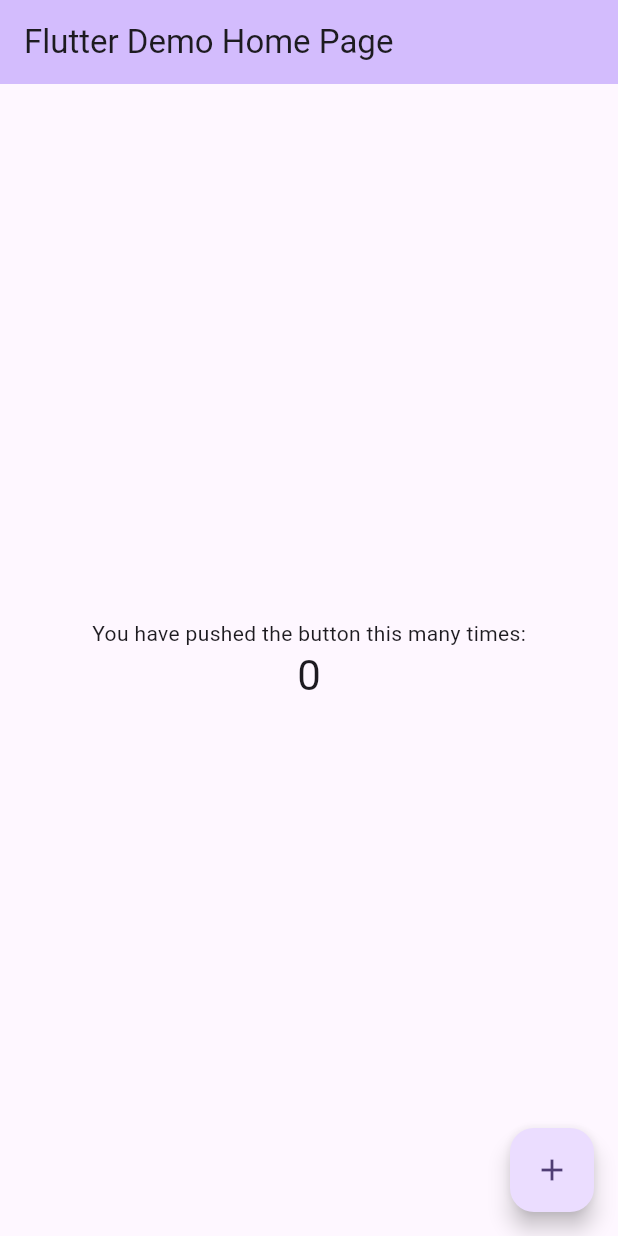
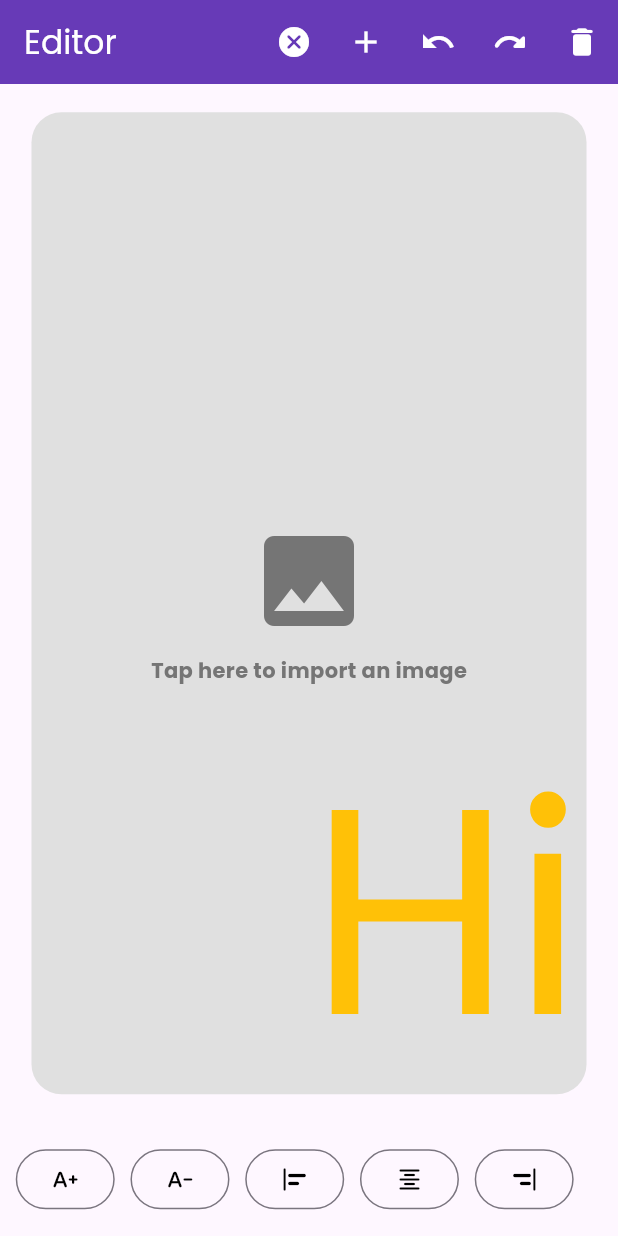
Before and after one commit to OnkarSagare27/image-text-editor, a Flutter app: the screen it shows after launch, on a phone screen of 412 x 824 dp. Run offline on Flutter 3.47's test engine with Material 3 defaults, Android fonts, the phone set to English and light mode, and no system bars; our stand-ins replace flutter_screenutil, google_fonts, image_picker, permission_handler.

Commit message:
Image picker, provider and Buttons

```diff
--- a/lib/main.dart
+++ b/lib/main.dart
@@ -1,4 +1,10 @@
 import 'package:flutter/material.dart';
+import 'package:flutter/services.dart';
+import 'package:flutter_screenutil/flutter_screenutil.dart';
+import 'package:google_fonts/google_fonts.dart';
+import 'package:image_editor/providers/edit_provider.dart';
+import 'package:image_editor/screens/home_screen.dart';
+import 'package:provider/provider.dart';
 
 void main() {
   runApp(const MyApp());
@@ -9,60 +15,34 @@ class MyApp extends StatelessWidget {
 
   @override
   Widget build(BuildContext context) {
-    return MaterialApp(
-      title: 'Flutter Demo',
-      theme: ThemeData(
-        colorScheme: ColorScheme.fromSeed(seedColor: Colors.deepPurple),
-        useMaterial3: true,
+    SystemChrome.setPreferredOrientations(
+        [DeviceOrientation.portraitUp, DeviceOrientation.portraitDown]);
+    SystemChrome.setSystemUIOverlayStyle(
+      SystemUiOverlayStyle.light.copyWith(
+        systemNavigationBarIconBrightness: Brightness.light,
+        statusBarIconBrightness: Brightness.light,
+        statusBarColor: Colors.transparent,
       ),
-      home: const MyHomePage(title: 'Flutter Demo Home Page'),
     );
-  }
-}
-
-class MyHomePage extends StatefulWidget {
-  const MyHomePage({super.key, required this.title});
-
-  final String title;
-
-  @override
-  State<MyHomePage> createState() => _MyHomePageState();
-}
-
-class _MyHomePageState extends State<MyHomePage> {
-  int _counter = 0;
-
-  void _incrementCounter() {
-    setState(() {
-      _counter++;
-    });
-  }
-
-  @override
-  Widget build(BuildContext context) {
-    return Scaffold(
-      appBar: AppBar(
-        backgroundColor: Theme.of(context).colorScheme.inversePrimary,
-        title: Text(widget.title),
-      ),
-      body: Center(
-        child: Column(
-          mainAxisAlignment: MainAxisAlignment.center,
-          children: <Widget>[
-            const Text(
-              'You have pushed the button this many times:',
-            ),
-            Text(
-              '$_counter',
-              style: Theme.of(context).textTheme.headlineMedium,
-            ),
-          ],
+    return ScreenUtilInit(
+      designSize: const Size(392.7, 872.7),
+      builder: (context, child) => MultiProvider(
+        providers: [
+          ChangeNotifierProvider(create: (context) => EditProvider())
+        ],
+        child: MaterialApp(
+          title: 'Editor',
+          debugShowCheckedModeBanner: false,
+          theme: ThemeData(
+            fontFamily: GoogleFonts.poppins().fontFamily,
+            colorScheme: ColorScheme.fromSeed(seedColor: Colors.deepPurple),
+            useMaterial3: true,
+          ),
+          initialRoute: 'home',
+          routes: {
+            'home': (context) => const HomeScreen(),
+          },
         ),
-      ),
-      floatingActionButton: FloatingActionButton(
-        onPressed: _incrementCounter,
-        tooltip: 'Increment',
-        child: const Icon(Icons.add),
       ),
     );
   }
--- /dev/null
+++ b/lib/models/text_model.dart
@@ -0,0 +1,23 @@
+import 'package:flutter/material.dart';
+
+class TextModel {
+  final Pos pos;
+  final String content;
+  final TextStyle style;
+
+  TextModel({
+    required this.pos,
+    required this.content,
+    required this.style,
+  });
+}
+
+class Pos {
+  final double x;
+  final double y;
+
+  Pos({
+    required this.x,
+    required this.y,
+  });
+}
--- /dev/null
+++ b/lib/providers/edit_provider.dart
@@ -0,0 +1,15 @@
+import 'dart:io';
+import 'package:flutter/material.dart';
+import 'package:image_editor/utils/utils.dart';
+
+class EditProvider extends ChangeNotifier {
+  File? _image;
+  File? get image => _image;
+
+  // A function to select an image from the Gallery
+
+  void selectImage(context) async {
+    _image = await pickImage(context);
+    notifyListeners();
+  }
+}
--- /dev/null
+++ b/lib/screens/home_screen.dart
@@ -0,0 +1,166 @@
+import 'package:flutter/material.dart';
+import 'package:flutter_screenutil/flutter_screenutil.dart';
+import 'package:image_editor/providers/edit_provider.dart';
+import 'package:image_editor/widgets/custom_outlined_button.dart';
+import 'package:image_editor/widgets/drag.dart';
+import 'package:provider/provider.dart';
+
+class HomeScreen extends StatefulWidget {
+  const HomeScreen({super.key});
+
+  @override
+  State<HomeScreen> createState() => _HomeScreenState();
+}
+
+class _HomeScreenState extends State<HomeScreen> {
+  @override
+  Widget build(BuildContext context) {
+    return Consumer<EditProvider>(
+      builder: (context, editProvider, child) => Scaffold(
+        appBar: AppBar(
+          actions: [
+            IconButton(
+              tooltip: 'Reset',
+              onPressed: () {},
+              icon: const Icon(
+                Icons.cancel_rounded,
+                color: Colors.white,
+              ),
+            ),
+            IconButton(
+              tooltip: 'Add',
+              onPressed: () {},
+              icon: const Icon(
+                Icons.add,
+                color: Colors.white,
+              ),
+            ),
+            IconButton(
+              tooltip: 'Undo',
+              onPressed: () {},
+              icon: const Icon(
+                Icons.undo_outlined,
+                color: Colors.white,
+              ),
+            ),
+            IconButton(
+              tooltip: 'Redo',
+              onPressed: () {},
+              icon: const Icon(
+                Icons.redo_rounded,
+                color: Colors.white,
+              ),
+            ),
+            IconButton(
+              tooltip: 'Delete',
+              onPressed: () {},
+              icon: const Icon(
+                Icons.delete_rounded,
+                color: Colors.white,
+              ),
+            ),
+          ],
+          title: const Text(
+            'Editor',
+            style: TextStyle(color: Colors.white),
+          ),
+          backgroundColor: Colors.deepPurple,
+          elevation: 0,
+          surfaceTintColor: Colors.transparent,
+        ),
+        body: Column(
+          crossAxisAlignment: CrossAxisAlignment.center,
+          children: [
+            Expanded(
+              child: GestureDetector(
+                onTap: () => editProvider.image == null
+                    ? editProvider.selectImage(context)
+                    : null,
+                child: Stack(children: [
+                  Container(
+                    height: double.infinity,
+                    width: double.infinity,
+                    margin:
+                        EdgeInsets.symmetric(horizontal: 20.w, vertical: 20.h),
+                    decoration: BoxDecoration(
+                      color: Colors.grey[300],
+                      borderRadius: BorderRadius.circular(20),
+                    ),
+                    child: ClipRRect(
+                      borderRadius: BorderRadius.circular(20),
+                      child: editProvider.image == null
+                          ? Center(
+                              child: Column(
+                                mainAxisAlignment: MainAxisAlignment.center,
+                                children: [
+                                  Icon(
+                                    Icons.image,
+                                    color: Colors.grey[600],
+                                    size: 80,
+                                  ),
+                                  SizedBox(
+                                    height: 10.h,
+                                  ),
+                                  Text(
+                                    'Tap here to import an image',
+                                    style: TextStyle(
+                                        color: Colors.grey[600],
+                                        fontWeight: FontWeight.bold),
+                                  )
+                                ],
+                              ),
+                            )
+                          : Image.file(
+                              editProvider.image!,
+                              fit: BoxFit.contain,
+                            ),
+                    ),
+                  ),
+                  DraggableTextWidget(
+                      text: 'Hi',
+                      textStyle: TextStyle(color: Colors.amber, fontSize: 195),
+                      initialPosition: Offset(
+                          MediaQuery.of(context).size.width / 2,
+                          MediaQuery.of(context).size.height / 2))
+                ]),
+              ),
+            ),
+          ],
+        ),
+        bottomNavigationBar: SizedBox(
+          height: 80.h,
+          child: SingleChildScrollView(
+            scrollDirection: Axis.horizontal,
+            child: Padding(
+              padding: EdgeInsets.symmetric(horizontal: 10.w),
+              child: Row(
+                children: [
+                  CustomOutlinedButton(
+                    onPressed: () {},
+                    icon: Icons.text_increase_rounded,
+                  ),
+                  CustomOutlinedButton(
+                    onPressed: () {},
+                    icon: Icons.text_decrease_rounded,
+                  ),
+                  CustomOutlinedButton(
+                    onPressed: () {},
+                    icon: Icons.align_horizontal_left_rounded,
+                  ),
+                  CustomOutlinedButton(
+                    onPressed: () {},
+                    icon: Icons.format_align_center_rounded,
+                  ),
+                  CustomOutlinedButton(
+                    onPressed: () {},
+                    icon: Icons.align_horizontal_right_rounded,
+                  ),
+                ],
+              ),
+            ),
+          ),
+        ),
+      ),
+    );
+  }
+}
--- /dev/null
+++ b/lib/utils/utils.dart
@@ -0,0 +1,25 @@
+import 'dart:io';
+import 'package:flutter/material.dart';
+import 'package:image_editor/widgets/snackbar.dart';
+import 'package:image_picker/image_picker.dart';
+import 'package:permission_handler/permission_handler.dart';
+
+Future<File?> pickImage(BuildContext context) async {
+  File? image;
+  try {
+    var status = await Permission.photos.request();
+    if (status.isGranted) {
+    } else if (status.isPermanentlyDenied) {
+      openAppSettings();
+    }
+
+    final pickedImage =
+        await ImagePicker().pickImage(source: ImageSource.gallery);
+    if (pickedImage != null) {
+      image = File(pickedImage.path);
+    }
+  } catch (e) {
+    showSnackBar(context, e.toString());
+  }
+  return image;
+}
--- /dev/null
+++ b/lib/widgets/custom_outlined_button.dart
@@ -0,0 +1,26 @@
+import 'package:flutter/material.dart';
+import 'package:flutter_screenutil/flutter_screenutil.dart';
+
+class CustomOutlinedButton extends StatelessWidget {
+  const CustomOutlinedButton({
+    super.key,
+    required this.onPressed,
+    required this.icon,
+  });
+  final void Function() onPressed;
+  final IconData icon;
+
+  @override
+  Widget build(BuildContext context) {
+    return Padding(
+      padding: EdgeInsets.only(right: 10.w),
+      child: OutlinedButton(
+        onPressed: () {},
+        child: Icon(
+          icon,
+          color: Colors.black,
+        ),
+      ),
+    );
+  }
+}
--- /dev/null
+++ b/lib/widgets/drag.dart
@@ -0,0 +1,49 @@
+import 'package:flutter/material.dart';
+
+class DraggableTextWidget extends StatefulWidget {
+  final String text;
+  final TextStyle textStyle;
+  final Offset initialPosition;
+
+  DraggableTextWidget({
+    required this.text,
+    required this.textStyle,
+    required this.initialPosition,
+  });
+
+  @override
+  _DraggableTextWidgetState createState() => _DraggableTextWidgetState();
+}
+
+class _DraggableTextWidgetState extends State<DraggableTextWidget> {
+  late Offset _position;
+
+  @override
+  void initState() {
+    super.initState();
+    _position = widget.initialPosition;
+  }
+
+  @override
+  Widget build(BuildContext context) {
+    return Positioned(
+      left: _position.dx,
+      top: _position.dy,
+      child: Draggable(
+        child: Text(
+          widget.text,
+          style: widget.textStyle,
+        ),
+        feedback: Text(
+          widget.text,
+          style: widget.textStyle,
+        ),
+        onDraggableCanceled: (velocity, offset) {
+          setState(() {
+            _position = offset;
+          });
+        },
+      ),
+    );
+  }
+}
--- /dev/null
+++ b/lib/widgets/snackbar.dart
@@ -0,0 +1,11 @@
+import 'package:flutter/material.dart';
+
+void showSnackBar(BuildContext context, String content) {
+  ScaffoldMessenger.of(context).removeCurrentSnackBar();
+  ScaffoldMessenger.of(context).showSnackBar(
+    SnackBar(
+      backgroundColor: Colors.blue,
+      content: Text(content),
+    ),
+  );
+}
--- a/pubspec.yaml
+++ b/pubspec.yaml
@@ -35,6 +35,11 @@ dependencies:
   # The following adds the Cupertino Icons font to your application.
   # Use with the CupertinoIcons class for iOS style icons.
   cupertino_icons: ^1.0.2
+  image_picker: ^1.0.7
+  provider: ^6.1.1
+  flutter_screenutil: ^5.9.0
+  google_fonts: ^6.1.0
+  permission_handler: ^11.1.0
 
 dev_dependencies:
   flutter_test:
```
Also changed, not shown: pubspec.lock, 1 other file.
